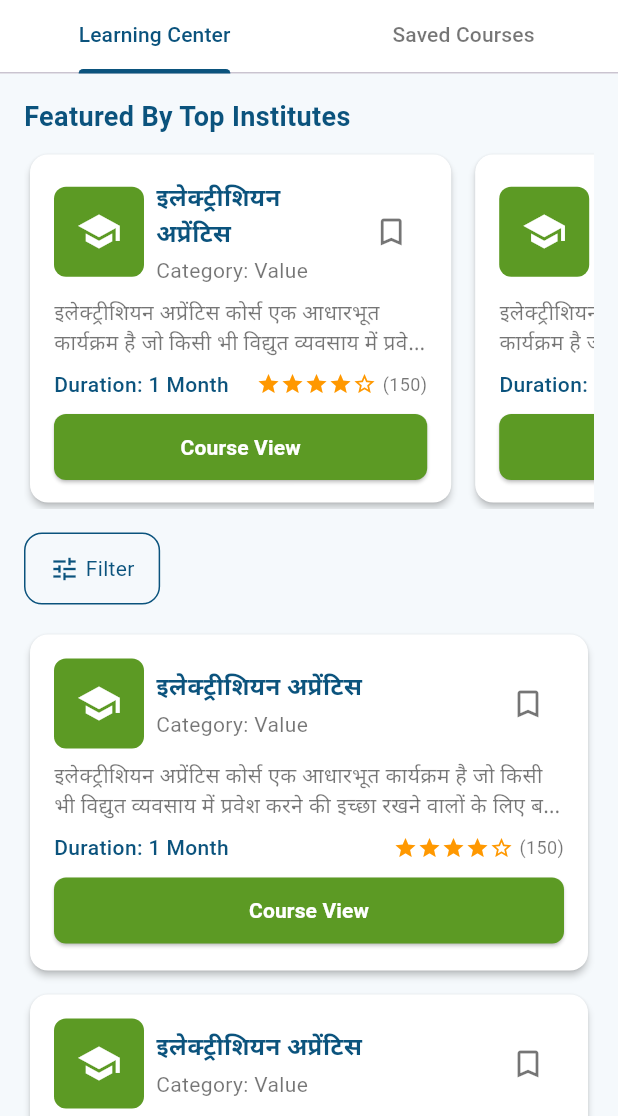
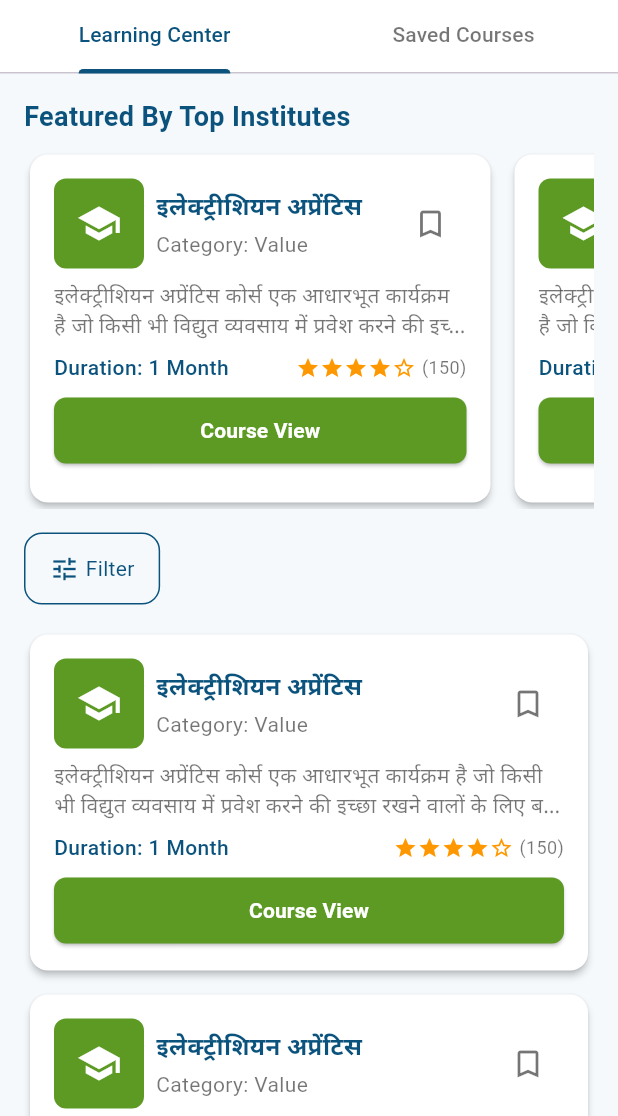
Before and after one commit to Poojadhameja/jobsahi-studentapp, a Flutter app: the LearningCenterPage screen opened by its route, on a phone screen of 412 x 824 dp, the part 120-1236 px from its top. Run offline on Flutter 3.47's test engine with Material 3 defaults, Android fonts, the phone set to English and light mode, and no system bars; our stand-ins replace file_picker.

```diff
--- a/lib/pages/courses/learning_center.dart
+++ b/lib/pages/courses/learning_center.dart
@@ -185,7 +185,8 @@ class _LearningCenterPageState extends State<LearningCenterPage>
             itemBuilder: (context, index) {
               final course = CourseData.featuredCourses[index];
               return Container(
-                width: 288.8,
+                width:
+                    315, // Increased width from 288.8 to 350 for bigger cards
                 margin: const EdgeInsets.only(right: AppConstants.smallPadding),
                 child: CourseCard(
                   course: course,
```
